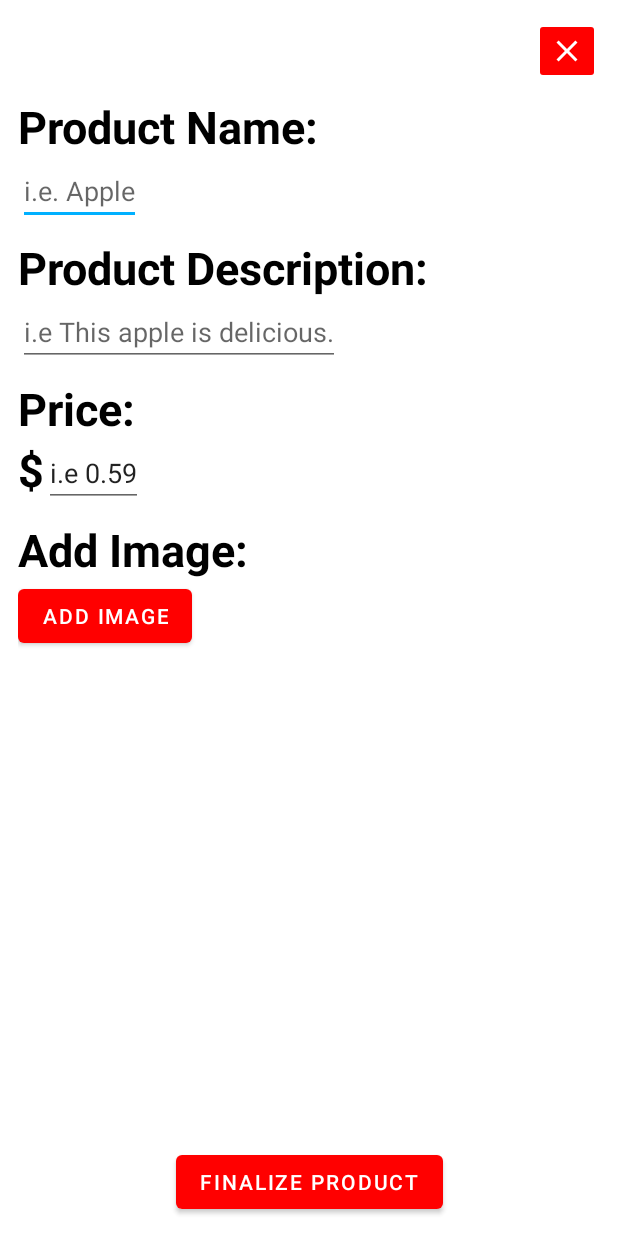
After one commit to PaulAllen9/Sales-Sense, an Android app: the layout adding_product_popup.xml on its own in the app's theme, with its tools: preview values and no code run, on a phone screen of 412 x 824 dp. The commit adds this screen. Run offline under Robolectric (Android 15) with nearby library versions, the phone set to English and light mode, and no system bars.

Commit message:
refractoring dialog classes and upating gradle to 8.2.2

```diff
--- /dev/null
+++ b/app/src/main/res/layout/adding_product_popup.xml
@@ -0,0 +1,127 @@
+<?xml version="1.0" encoding="utf-8"?>
+<androidx.constraintlayout.widget.ConstraintLayout xmlns:android="http://schemas.android.com/apk/res/android"
+    xmlns:tools="http://schemas.android.com/tools"
+    android:layout_width="match_parent"
+    android:layout_height="match_parent"
+    android:padding="12dp"
+    android:background="@color/white"
+    xmlns:app="http://schemas.android.com/apk/res-auto">
+
+    <androidx.constraintlayout.widget.ConstraintLayout
+        android:id="@+id/header_title"
+        android:layout_width="match_parent"
+        android:layout_height="0dp"
+        app:layout_constraintEnd_toEndOf="parent"
+        app:layout_constraintStart_toStartOf="parent"
+        app:layout_constraintTop_toTopOf="parent">
+
+
+        <ImageButton
+            android:id="@+id/closePopupButton"
+            android:layout_width="0dp"
+            android:layout_height="match_parent"
+            android:backgroundTint="@color/red"
+            android:src="@drawable/white_close_24"
+
+            app:layout_constraintBottom_toBottomOf="parent"
+            app:layout_constraintDimensionRatio="1"
+            app:layout_constraintEnd_toEndOf="parent"
+            app:layout_constraintTop_toTopOf="parent" />
+
+    </androidx.constraintlayout.widget.ConstraintLayout>
+
+    <TextView
+        android:id="@+id/pNameTV"
+        style="@style/HeaderText"
+        android:layout_width="wrap_content"
+        android:layout_height="wrap_content"
+        android:layout_marginTop="8dp"
+        android:text="Product Name:"
+        app:layout_constraintStart_toStartOf="parent"
+        app:layout_constraintTop_toBottomOf="@+id/header_title" />
+
+    <EditText
+
+        android:id="@+id/pNameET"
+        android:layout_width="wrap_content"
+        android:layout_height="wrap_content"
+        android:hint="i.e. Apple"
+        android:inputType="text"
+        app:layout_constraintStart_toStartOf="@+id/pNameTV"
+        app:layout_constraintTop_toBottomOf="@+id/pNameTV" />
+
+    <TextView
+        android:id="@+id/pDescriptionTV"
+        style="@style/HeaderText"
+        android:layout_width="wrap_content"
+        android:layout_height="wrap_content"
+        android:layout_marginTop="8dp"
+        android:text="Product Description:"
+        app:layout_constraintStart_toStartOf="parent"
+        app:layout_constraintTop_toBottomOf="@+id/pNameET" />
+
+    <EditText
+        android:id="@+id/pDescriptionET"
+        android:layout_width="wrap_content"
+        android:layout_height="wrap_content"
+        android:hint="i.e This apple is delicious."
+        android:inputType="text"
+        app:layout_constraintStart_toStartOf="@+id/pDescriptionTV"
+        app:layout_constraintTop_toBottomOf="@+id/pDescriptionTV" />
+
+    <TextView
+        android:id="@+id/pPriceTV"
+        style="@style/HeaderText"
+        android:layout_width="wrap_content"
+        android:layout_height="wrap_content"
+        android:layout_marginTop="8dp"
+        android:text="Price:"
+        app:layout_constraintStart_toStartOf="parent"
+        app:layout_constraintTop_toBottomOf="@+id/pDescriptionET" />
+
+    <TextView
+        style="@style/HeaderText"
+        android:id="@+id/dollarSign"
+        android:layout_width="wrap_content"
+        android:layout_height="wrap_content"
+        android:text="$"
+        app:layout_constraintStart_toStartOf="@+id/pPriceTV"
+        app:layout_constraintTop_toBottomOf="@+id/pPriceTV" />
+
+    <EditText
+        android:id="@+id/pPriceET"
+        android:layout_width="wrap_content"
+        android:layout_height="wrap_content"
+        android:text="i.e 0.59"
+        android:inputType="number"
+        app:layout_constraintStart_toEndOf="@+id/dollarSign"
+        app:layout_constraintTop_toBottomOf="@+id/pPriceTV" />
+
+    <TextView
+        android:id="@+id/addImageTV"
+        style="@style/HeaderText"
+        android:layout_width="wrap_content"
+        android:layout_height="wrap_content"
+        android:layout_marginTop="8dp"
+        android:text="Add Image: "
+        app:layout_constraintStart_toStartOf="parent"
+        app:layout_constraintTop_toBottomOf="@+id/pPriceET" />
+
+    <Button
+        android:id="@+id/addImageBTN"
+        android:layout_width="wrap_content"
+        android:layout_height="wrap_content"
+        android:text="Add Image"
+        app:layout_constraintStart_toStartOf="@+id/addImageTV"
+        app:layout_constraintTop_toBottomOf="@+id/addImageTV" />
+
+    <Button
+        android:id="@+id/finalizeBTN"
+        android:layout_width="wrap_content"
+        android:layout_height="wrap_content"
+        android:text="Finalize Product"
+        app:layout_constraintBottom_toBottomOf="parent"
+        app:layout_constraintEnd_toEndOf="parent"
+        app:layout_constraintStart_toStartOf="parent" />
+
+</androidx.constraintlayout.widget.ConstraintLayout>
--- a/gradle/libs.versions.toml
+++ b/gradle/libs.versions.toml
@@ -1,5 +1,5 @@
 [versions]
-agp = "8.8.2"
+agp = "8.9.0"
 junit = "4.13.2"
 junitVersion = "1.1.5"
 espressoCore = "3.5.1"
```
Also changed, not shown: app/src/main/java/com/example/salessense/BusinessSide/store_managment/CustomAdapter.java (+14 -28 lines), app/src/main/java/com/example/salessense/BusinessSide/store_managment/StoreFragment.java (+19 -2 lines), app/src/main/java/com/example/salessense/Dialogs/AddProductDialog.java (added, +48 -0 lines), app/src/main/java/com/example/salessense/Dialogs/ViewProductDialog.java (added, +65 -0 lines), gradle/wrapper/gradle-wrapper.properties.
